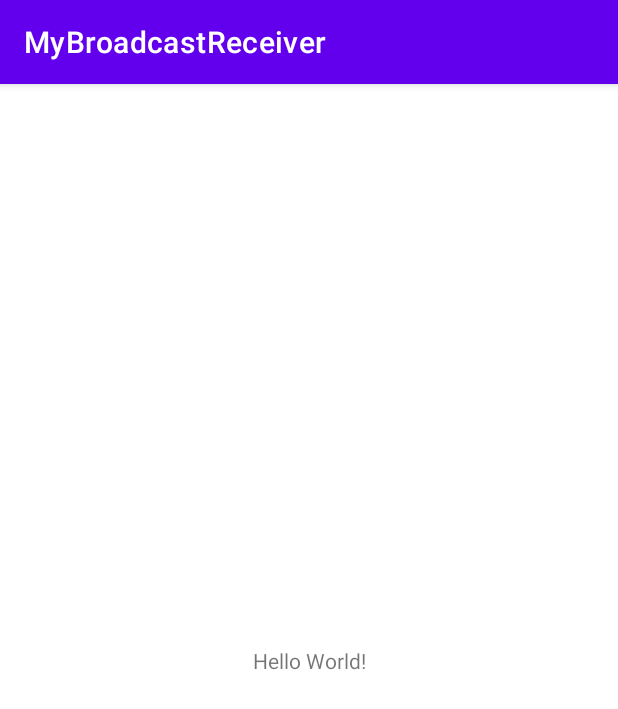
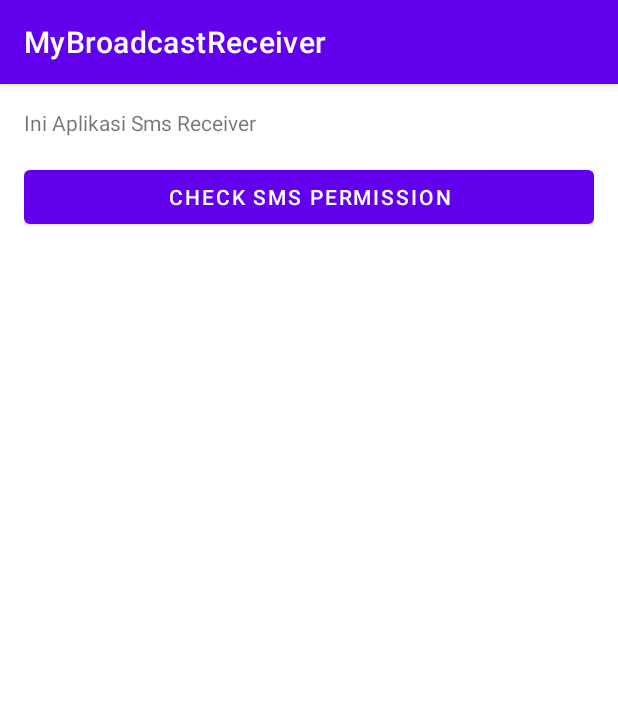
Before and after one commit to heireev/MyBroadcastReceiver, an Android app: the screen it shows after launch (MainActivity), on a phone screen of 412 x 824 dp. Shown: the top 709 px of the screen. Run offline under Robolectric (Android 15) with nearby library versions, the phone set to English and light mode, and no system bars.

Commit message:
Latihan BroadcastReceiver dari Event SMS

```diff
--- a/app/build.gradle
+++ b/app/build.gradle
@@ -30,6 +30,9 @@ android {
     kotlinOptions {
         jvmTarget = '1.8'
     }
+    buildFeatures {
+        viewBinding true
+    }
 }
 
 dependencies {
--- a/app/src/main/java/com/reev/mybroadcastreceiver/MainActivity.kt
+++ b/app/src/main/java/com/reev/mybroadcastreceiver/MainActivity.kt
@@ -2,10 +2,42 @@ package com.reev.mybroadcastreceiver
 
 import androidx.appcompat.app.AppCompatActivity
 import android.os.Bundle
+import android.view.View
+import android.widget.Toast
+import androidx.activity.result.contract.ActivityResultContracts
+import com.reev.mybroadcastreceiver.databinding.ActivityMainBinding
 
-class MainActivity : AppCompatActivity() {
+class MainActivity : AppCompatActivity(), View.OnClickListener {
+
+    private var binding: ActivityMainBinding? = null
+
     override fun onCreate(savedInstanceState: Bundle?) {
         super.onCreate(savedInstanceState)
-        setContentView(R.layout.activity_main)
+
+        binding = ActivityMainBinding.inflate(layoutInflater)
+        setContentView(binding?.root)
+
+        binding?.btnPermission?.setOnClickListener(this)
+    }
+
+    var requestPermissionLauncher = registerForActivityResult(
+        ActivityResultContracts.RequestPermission()
+    ) { isGranted: Boolean ->
+        if (isGranted) {
+            Toast.makeText(this, "Sms receiver permission diterima", Toast.LENGTH_SHORT).show()
+        } else {
+            Toast.makeText(this, "Sms receiver permission ditolak", Toast.LENGTH_SHORT).show()
+        }
+    }
+
+    override fun onClick(v: View) {
+        when (v.id) {
+            R.id.btn_permission -> requestPermissionLauncher.launch(android.Manifest.permission.RECEIVE_SMS)
+        }
+    }
+
+    override fun onDestroy() {
+        super.onDestroy()
+        binding= null
     }
 }
--- a/app/src/main/res/layout/activity_main.xml
+++ b/app/src/main/res/layout/activity_main.xml
@@ -1,18 +1,23 @@
 <?xml version="1.0" encoding="utf-8"?>
-<androidx.constraintlayout.widget.ConstraintLayout xmlns:android="http://schemas.android.com/apk/res/android"
-    xmlns:app="http://schemas.android.com/apk/res-auto"
+<LinearLayout xmlns:android="http://schemas.android.com/apk/res/android"
     xmlns:tools="http://schemas.android.com/tools"
+    android:id="@+id/activity_main"
     android:layout_width="match_parent"
     android:layout_height="match_parent"
+    android:padding="16dp"
+    android:orientation="vertical"
     tools:context=".MainActivity">
 
     <TextView
-        android:layout_width="wrap_content"
+        android:layout_width="match_parent"
         android:layout_height="wrap_content"
-        android:text="Hello World!"
-        app:layout_constraintBottom_toBottomOf="parent"
-        app:layout_constraintEnd_toEndOf="parent"
-        app:layout_constraintStart_toStartOf="parent"
-        app:layout_constraintTop_toTopOf="parent" />
+        android:text="@string/this_sms_receiver_app"
+        android:layout_marginBottom="16dp" />
 
-</androidx.constraintlayout.widget.ConstraintLayout>
+    <Button
+        android:id="@+id/btn_permission"
+        android:layout_width="match_parent"
+        android:layout_height="wrap_content"
+        android:text="@string/check_sms_permission" />
+
+</LinearLayout>
--- a/app/src/main/res/values/strings.xml
+++ b/app/src/main/res/values/strings.xml
@@ -1,3 +1,12 @@
 <resources>
     <string name="app_name">MyBroadcastReceiver</string>
+
+    <string name="this_sms_receiver_app">Ini Aplikasi Sms Receiver</string>
+    <string name="download_file">Download a File</string>
+    <string name="coming_from">Coming From</string>
+    <string name="this_play">Oii, main kesini jadi ngga? sekarang yak.</string>
+    <string name="close">Tutup</string>
+    <string name="check_sms_permission">Check SMS Permission</string>
+    <string name="incoming_message">Incoming Message</string>
+    <string name="from">from : %s</string>
 </resources>
--- a/app/src/main/res/values/themes.xml
+++ b/app/src/main/res/values/themes.xml
@@ -12,5 +12,8 @@
         <!-- Status bar color. -->
         <item name="android:statusBarColor">?attr/colorPrimaryVariant</item>
         <!-- Customize your theme here. -->
+
     </style>
+
+    <style name="Theme.Broadcast.SmsReceiver" parent="Theme.MaterialComponents.DayNight.Dialog" />
 </resources>
```
Also changed, not shown: app/src/main/AndroidManifest.xml (+16 -0 lines), app/src/main/java/com/reev/mybroadcastreceiver/SmsReceiver.kt (added, +50 -0 lines), app/src/main/java/com/reev/mybroadcastreceiver/SmsReceiverActivity.kt (added, +39 -0 lines), app/src/main/res/layout/activity_sms_receiver.xml (added, +34 -0 lines).
